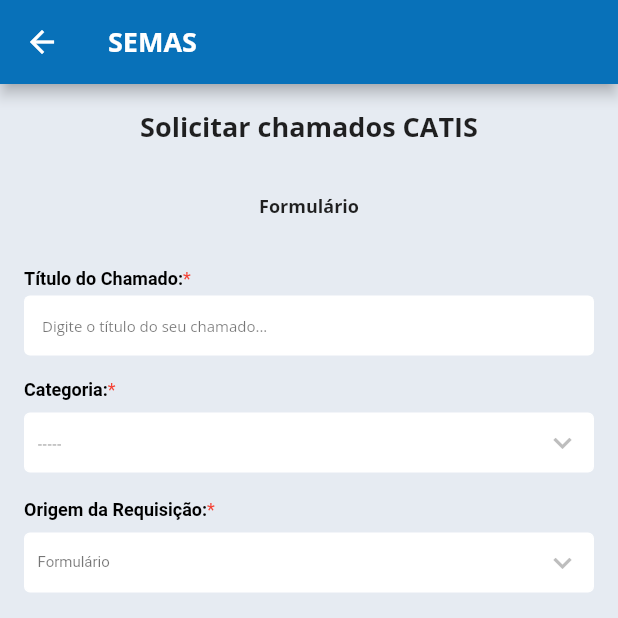
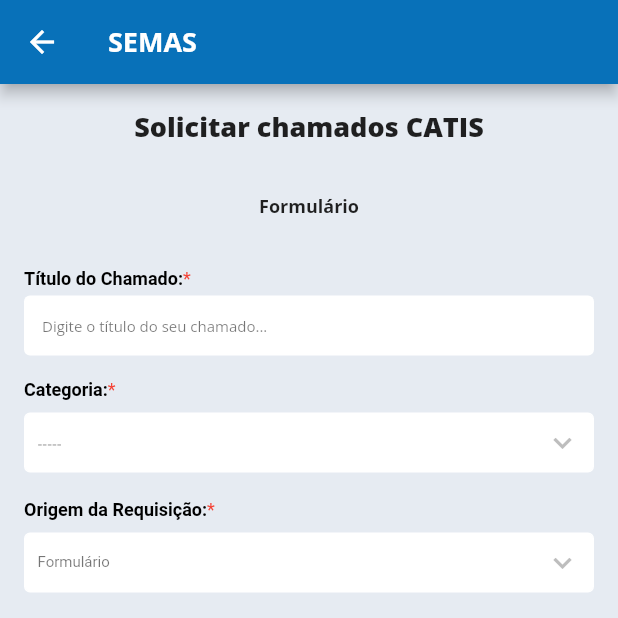
Before and after one commit to tecnoss/techlead-semaspa, a Flutter app: the CatisFormScreen screen opened by its route, on a phone screen of 412 x 824 dp, the top half of it. Run offline on Flutter 3.47's test engine with Material 2 defaults, Android fonts, the phone set to English and light mode, and no system bars; our stand-ins replace csv, flutter_svg, google_fonts, location, nb_utils, webview_flutter; missing offline and left inert: horizontal_data_table.

Commit message:
Changed title screen style

```diff
--- a/lib/widgets/screen_title.dart
+++ b/lib/widgets/screen_title.dart
@@ -1,4 +1,5 @@
 import 'package:flutter/material.dart';
+import 'package:google_fonts/google_fonts.dart';
 
 class ScreenTitle extends StatelessWidget {
   const ScreenTitle({super.key, required this.title});
@@ -11,9 +12,10 @@ class ScreenTitle extends StatelessWidget {
       child: Text(
         title,
         textAlign: TextAlign.center,
-        style: const TextStyle(
-          fontSize: 18,
-          fontWeight: FontWeight.bold,
+        style: GoogleFonts.openSans(
+          fontSize: 18.0,
+          fontWeight: FontWeight.w800,
+          color: Colors.black87,
         ),
       ),
     );
--- a/pubspec.yaml
+++ b/pubspec.yaml
@@ -13,7 +13,7 @@ dependencies:
   cupertino_icons: ^1.0.2
   nb_utils: ^4.6.25
   shared_preferences: ^2.0.15
-  google_fonts: ^3.0.1
+  google_fonts: ^4.0.3
   opencv: ^1.0.4
   flutter_svg: ^1.1.6
   horizontal_data_table: ^4.1.4
```
Also changed, not shown: pubspec.lock.
